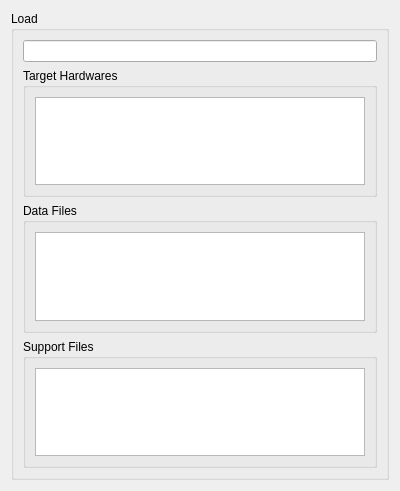
Old version of the form arinc665_qt/media/LoadWidget.ui in the repository hirah2205/ARINC-665.
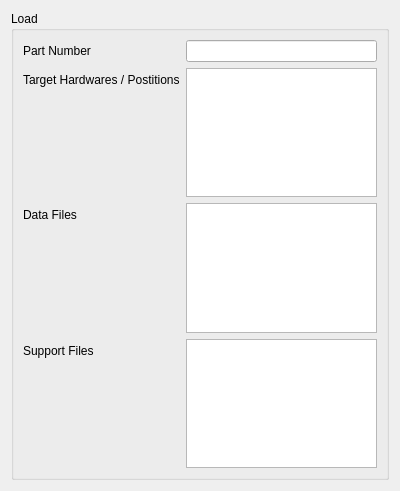
New version of the form.

Commit message: Update Media Set Widgets

Patch:
```diff
--- a/arinc665_qt/media/LoadWidget.ui
+++ b/arinc665_qt/media/LoadWidget.ui
@@ -20,17 +20,21 @@
      <property name="title">
       <string>Load</string>
      </property>
-     <layout class="QVBoxLayout" name="verticalLayout_2">
-      <item>
+     <layout class="QFormLayout" name="formLayout">
+      <item row="1" column="0">
+       <widget class="QLabel" name="partNumberLabel">
+        <property name="text">
+         <string>Part Number</string>
+        </property>
+        <property name="buddy">
+         <cstring>partNumber</cstring>
+        </property>
+       </widget>
+      </item>
+      <item row="1" column="1">
        <widget class="QLineEdit" name="partNumber"/>
       </item>
-      <item>
-       <widget class="QGroupBox" name="targetHardwaresGroupBox">
-        <property name="title">
-         <string>Target Hardwares</string>
-        </property>
-        <layout class="QHBoxLayout" name="horizontalLayout">
-         <item>
+      <item row="2" column="1">
           <widget class="QTreeView" name="targetHardwareIdsPositions">
            <property name="alternatingRowColors">
             <bool>true</bool>
@@ -43,16 +47,17 @@
            </property>
           </widget>
          </item>
-        </layout>
+      <item row="2" column="0">
+       <widget class="QLabel" name="lblTargetHardwaresPositions">
+        <property name="text">
+         <string>Target Hardwares / Postitions</string>
+        </property>
+        <property name="buddy">
+         <cstring>targetHardwareIdsPositions</cstring>
+        </property>
        </widget>
       </item>
-      <item>
-       <widget class="QGroupBox" name="dataFilesGroupBox">
-        <property name="title">
-         <string>Data Files</string>
-        </property>
-        <layout class="QHBoxLayout" name="horizontalLayout_2">
-         <item>
+      <item row="3" column="1">
           <widget class="QTableView" name="dataFiles">
            <property name="alternatingRowColors">
             <bool>true</bool>
@@ -71,16 +76,7 @@
            </attribute>
           </widget>
          </item>
-        </layout>
-       </widget>
-      </item>
-      <item>
-       <widget class="QGroupBox" name="supportFilesGroupBox">
-        <property name="title">
-         <string>Support Files</string>
-        </property>
-        <layout class="QHBoxLayout" name="horizontalLayout_3">
-         <item>
+      <item row="4" column="1">
           <widget class="QTableView" name="supportFiles">
            <property name="alternatingRowColors">
             <bool>true</bool>
@@ -99,7 +95,24 @@
            </attribute>
           </widget>
          </item>
-        </layout>
+      <item row="3" column="0">
+       <widget class="QLabel" name="lblDataFiles">
+        <property name="text">
+         <string>Data Files</string>
+        </property>
+        <property name="buddy">
+         <cstring>dataFiles</cstring>
+        </property>
+       </widget>
+      </item>
+      <item row="4" column="0">
+       <widget class="QLabel" name="lblSupportFiles">
+        <property name="text">
+         <string>Support Files</string>
+        </property>
+        <property name="buddy">
+         <cstring>supportFiles</cstring>
+        </property>
        </widget>
       </item>
      </layout>
```
Left out of the diff: 2 changed lines with no effect on the pictures. Lines whose indentation alone changed are shown as unchanged. The commit also changes 7 other files.
